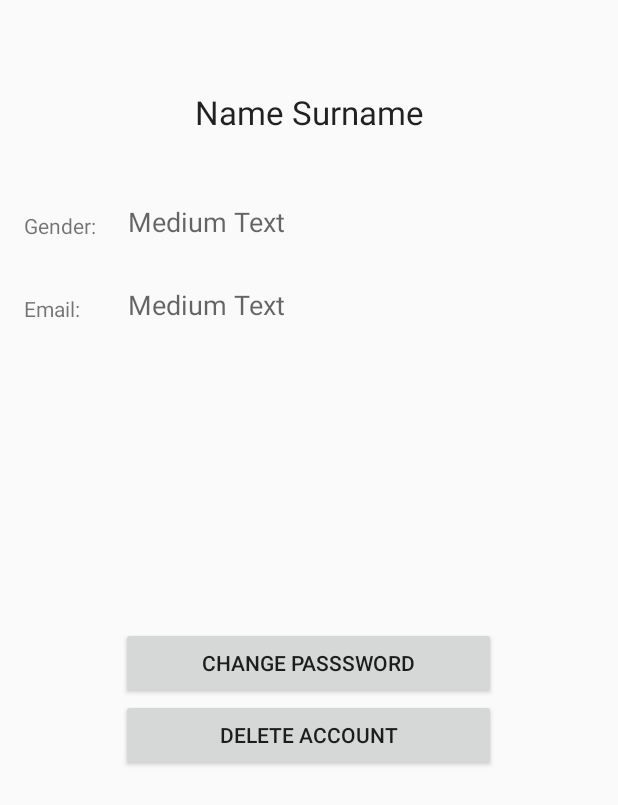
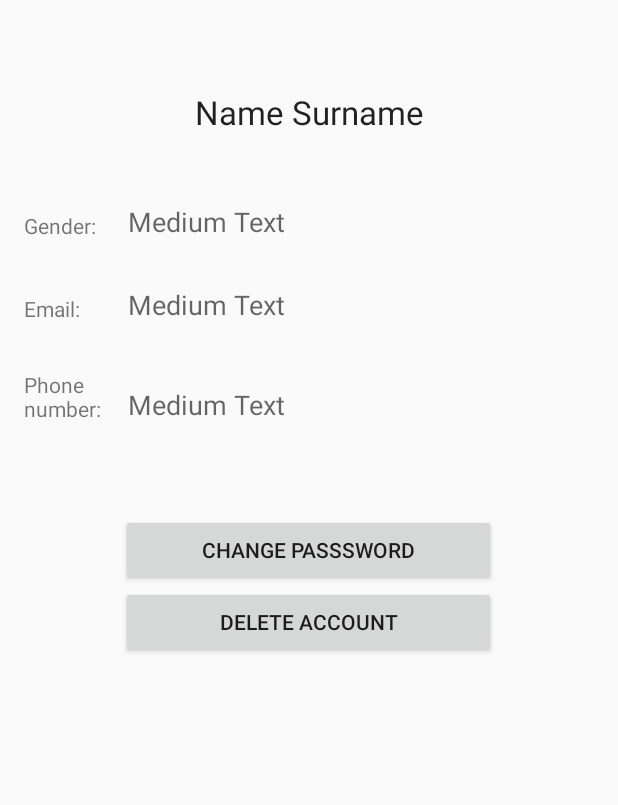
Before and after one commit to ursopanda/kneeRehabMonitoring, an Android app: the layout fragment_patient_view.xml on its own in the app's theme, with its tools: preview values and no code run, on a phone screen of 412 x 824 dp. Shown: the top 805 px of the screen. Run offline under Robolectric (Android 15) with nearby library versions, the phone set to English and light mode, and no system bars.

Commit message:
Added phone fields to profile view

```diff
--- a/app/src/main/res/layout/fragment_patient_view.xml
+++ b/app/src/main/res/layout/fragment_patient_view.xml
@@ -62,8 +62,9 @@
         android:layout_height="wrap_content"
         android:text="Change passsword"
         android:id="@+id/pat_view_change_button"
-        android:layout_centerVertical="true"
-        android:layout_centerHorizontal="true" />
+        android:layout_below="@+id/textView20"
+        android:layout_centerHorizontal="true"
+        android:layout_marginTop="127dp" />
 
     <Button
         android:layout_width="250dp"
@@ -71,7 +72,26 @@
         android:text="delete Account"
         android:id="@+id/pat_view_delete_button"
         android:layout_below="@+id/pat_view_change_button"
-        android:layout_alignStart="@+id/pat_view_change_button" />
+        android:layout_centerHorizontal="true" />
+
+    <TextView
+        android:layout_width="wrap_content"
+        android:layout_height="wrap_content"
+        android:textAppearance="?android:attr/textAppearanceSmall"
+        android:text="Phone number:"
+        android:id="@+id/textView16"
+        android:layout_below="@+id/textView20"
+        android:layout_toStartOf="@+id/pat_view_email"
+        android:layout_marginTop="31dp" />
+
+    <TextView
+        android:layout_width="wrap_content"
+        android:layout_height="wrap_content"
+        android:textAppearance="?android:attr/textAppearanceMedium"
+        android:text="Medium Text"
+        android:id="@+id/pat_view_phone_number"
+        android:layout_alignBottom="@+id/textView16"
+        android:layout_alignStart="@+id/pat_view_email" />
 
 
 </RelativeLayout>
```
Also changed, not shown: app/src/main/java/com/careconnectpatient/DrawerActivity.java (+8 -1 lines), app/src/main/res/layout/fragment_doctor_view.xml (+21 -1 lines).
